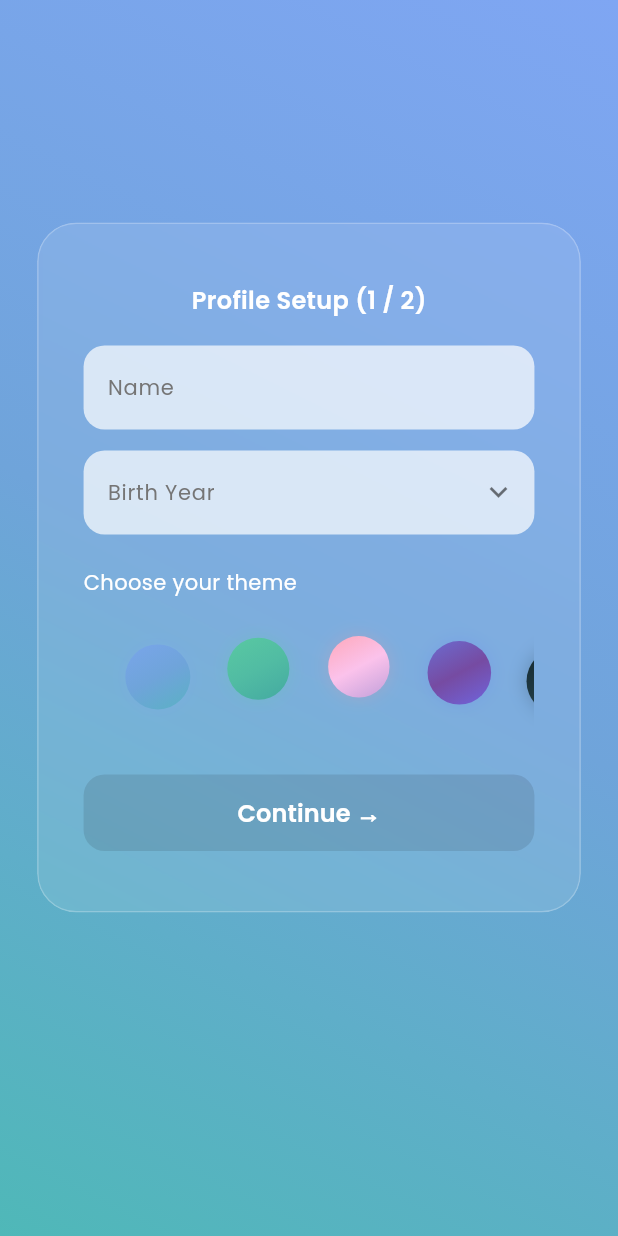
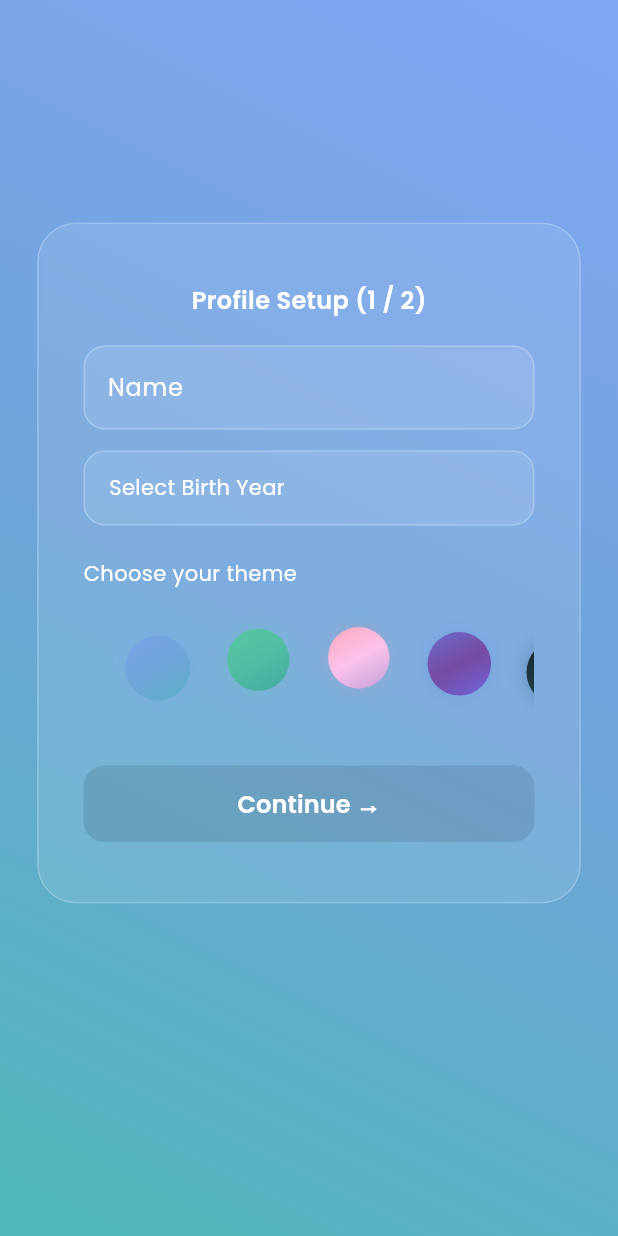
Before and after one commit to yatri-etymon/loginUI, a Flutter app: the ProfileScreen screen opened directly, on a phone screen of 412 x 824 dp. Run offline on Flutter 3.47's test engine with Material 3 defaults, Android fonts, the phone set to English and light mode, and no system bars; our stand-ins replace google_fonts, pinput.

Commit message:
wheel picker

```diff
--- a/lib/screens/profile_screen.dart
+++ b/lib/screens/profile_screen.dart
@@ -1,5 +1,6 @@
 import 'package:flutter/material.dart';
 import 'package:google_fonts/google_fonts.dart';
+import 'package:login_blue/widgets/common/wheel_picker_content.dart';
 import 'package:provider/provider.dart';
 
 import 'package:login_blue/app/app_flow_controller.dart';
@@ -9,7 +10,6 @@ import 'package:login_blue/theme/theme_controller.dart';
 import 'package:login_blue/widgets/common/glass_card.dart';
 import 'package:login_blue/widgets/common/glass_popup.dart';
 import 'package:login_blue/widgets/common/name_field.dart';
-import 'package:login_blue/widgets/common/birth_year_picker.dart';
 
 import 'package:login_blue/widgets/ui/year_picker_content.dart';
 import 'package:login_blue/widgets/ui/theme_selector.dart';
@@ -26,7 +26,6 @@ class ProfileScreen extends StatefulWidget {
 
 class _ProfileScreenState extends State<ProfileScreen>
     with SingleTickerProviderStateMixin {
-
   final nameController = TextEditingController();
   final birthYearController = TextEditingController();
   final heightController = TextEditingController();
@@ -83,7 +82,7 @@ class _ProfileScreenState extends State<ProfileScreen>
   Widget build(BuildContext context) {
     return PopScope(
       canPop: false,
-      onPopInvokedWithResult: (_, __) {
+      onPopInvokedWithResult: (_, _) {
         context.read<AppFlowController>().goToStart();
       },
       child: Scaffold(
@@ -96,7 +95,7 @@ class _ProfileScreenState extends State<ProfileScreen>
               Positioned.fill(
                 child: AnimatedBuilder(
                   animation: _bloomAnimation,
-                  builder: (_, __) {
+                  builder: (_, _) {
                     return CustomPaint(
                       painter: RadialBloomPainter(
                         center: _bloomCenter!,
@@ -170,10 +169,11 @@ class _ProfileScreenState extends State<ProfileScreen>
 
         const SizedBox(height: 14),
 
-        BirthYearPicker(
-          controller: birthYearController,
-          hintTeaxt: 'Birth Year',
-          onTap: _showYearPicker,
+        _selectorBox(
+          birthYearController.text.isEmpty
+              ? 'Select Birth Year'
+              : birthYearController.text,
+          _showYearPicker,
         ),
 
         const SizedBox(height: 22),
@@ -223,7 +223,6 @@ class _ProfileScreenState extends State<ProfileScreen>
 
   Widget _buildStep2(Key key) {
     return Column(
-      key: key,
       mainAxisSize: MainAxisSize.min,
       children: [
         Row(
@@ -278,9 +277,7 @@ class _ProfileScreenState extends State<ProfileScreen>
         const SizedBox(height: 12),
 
         TextButton(
-          onPressed: () {
-            // Skip
-          },
+          onPressed: () {},
           child: Text(
             'Skip for now >',
             style: GoogleFonts.poppins(color: Colors.white),
@@ -397,10 +394,10 @@ class _ProfileScreenState extends State<ProfileScreen>
       onTap: () => setState(() => selectedGender = label),
       child: AnimatedContainer(
         duration: const Duration(milliseconds: 200),
-        padding: const EdgeInsets.symmetric(horizontal: 18, vertical: 10),
+        padding: const EdgeInsets.symmetric(horizontal: 16, vertical: 10),
         decoration: BoxDecoration(
           color: selected
-              ? (selectedThemeColor ?? Colors.white).withValues(alpha: 0.45)
+              ? (selectedThemeColor ?? Colors.white).withValues(alpha: 0.90)
               : Colors.white.withValues(alpha: 0.08),
           borderRadius: BorderRadius.circular(30),
           border: Border.all(color: Colors.white54),
--- a/lib/widgets/common/birth_year_picker.dart
+++ b/lib/widgets/common/birth_year_picker.dart
@@ -1,46 +1,46 @@
-import 'package:flutter/material.dart';
-import 'package:google_fonts/google_fonts.dart';
+// import 'package:flutter/material.dart';
+// import 'package:google_fonts/google_fonts.dart';
 
-class BirthYearPicker extends StatelessWidget {
-  final TextEditingController controller;
-  final VoidCallback onTap;
-  final String? hintTeaxt;
+// class BirthYearPicker extends StatelessWidget {
+//   final TextEditingController controller;
+//   final VoidCallback onTap;
+//   final String? hintTeaxt;
 
-  const BirthYearPicker({
-    super.key,
-    required this.controller,
-    required this.onTap,
-    this.hintTeaxt,
-  });
+//   const BirthYearPicker({
+//     super.key,
+//     required this.controller,
+//     required this.onTap,
+//     this.hintTeaxt,
+//   });
 
-  @override
-  Widget build(BuildContext context) {
-    return GestureDetector(
-      onTap: onTap,
-      child: AbsorbPointer(
-        child: TextField(
-          controller: controller,
-          readOnly: true,
-          style: const TextStyle(color: Colors.black87),
-          decoration: InputDecoration(
-            hintText: hintTeaxt,
-            hintStyle: GoogleFonts.poppins(
-              color: Colors.grey.shade600,
-              fontSize: 14,
-            ),
-            filled: true,
-            fillColor: Colors.white70,
-            suffixIcon: const Icon(
-              Icons.keyboard_arrow_down,
-              color: Colors.black54,
-            ),
-            border: OutlineInputBorder(
-              borderRadius: BorderRadius.circular(14),
-              borderSide: BorderSide.none,
-            ),
-          ),
-        ),
-      ),
-    );
-  }
-}
+//   @override
+//   Widget build(BuildContext context) {
+//     return GestureDetector(
+//       onTap: onTap,
+//       child: AbsorbPointer(
+//         child: TextField(
+//           controller: controller,
+//           readOnly: true,
+//           style: const TextStyle(color: Colors.black87),
+//           decoration: InputDecoration(
+//             hintText: hintTeaxt,
+//             hintStyle: GoogleFonts.poppins(
+//               color: Colors.grey.shade600,
+//               fontSize: 14,
+//             ),
+//             filled: true,
+//             fillColor: Colors.white70,
+//             suffixIcon: const Icon(
+//               Icons.keyboard_arrow_down,
+//               color: Colors.black54,
+//             ),
+//             border: OutlineInputBorder(
+//               borderRadius: BorderRadius.circular(14),
+//               borderSide: BorderSide.none,
+//             ),
+//           ),
+//         ),
+//       ),
+//     );
+//   }
+// }
--- a/lib/widgets/common/name_field.dart
+++ b/lib/widgets/common/name_field.dart
@@ -22,15 +22,17 @@ class NameField extends StatelessWidget {
       style: const TextStyle(color: Colors.black87),
       decoration: InputDecoration(
         hintText: hintText,
-        hintStyle: GoogleFonts.poppins(
-          color: Colors.grey.shade600,
-          fontSize: 14,
+        hintStyle: GoogleFonts.poppins(color: Colors.white),
+        filled: true,
+        fillColor: Colors.white.withValues(alpha: 0.1),
+        enabledBorder: OutlineInputBorder(
+          borderRadius: BorderRadius.circular(14),
+          borderSide: const BorderSide(color: Colors.white24, width: 1),
         ),
-        filled: true,
-        fillColor: Colors.white70,
-        border: OutlineInputBorder(
+
+        focusedBorder: OutlineInputBorder(
           borderRadius: BorderRadius.circular(14),
-          borderSide: BorderSide.none,
+          borderSide: const BorderSide(color: Colors.white60, width: 1.4),
         ),
       ),
     );
```
Also changed, not shown: lib/widgets/UI/height_picker_popup.dart (deleted, +0 -141 lines), lib/widgets/common/wheel_picker_content.dart (added, +88 -0 lines).
